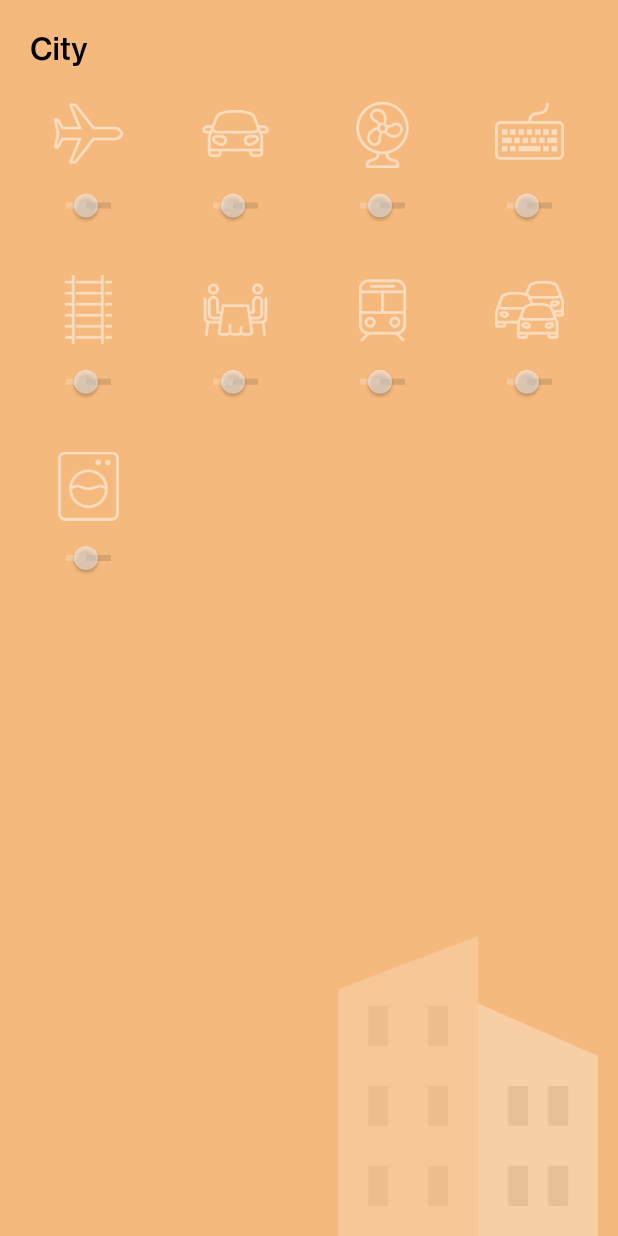
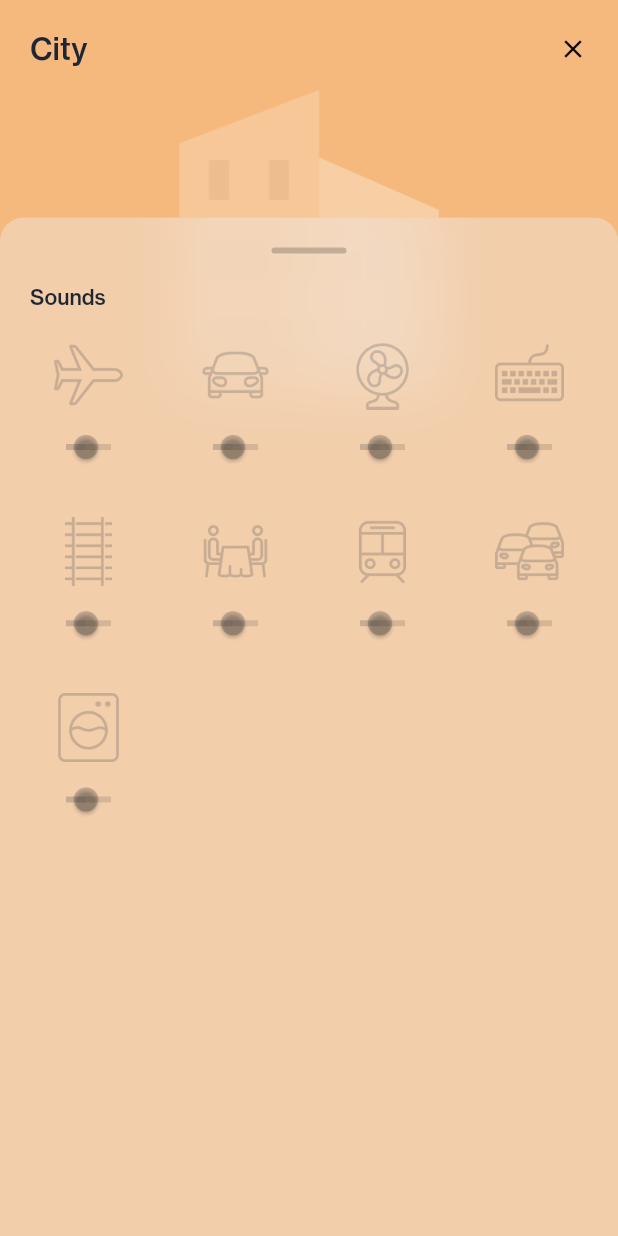
Before and after one commit to vipulasri/Serene, a Flutter app: the screen it shows after launch, after a tap on "City", on a phone screen of 412 x 824 dp. Run offline on Flutter 3.47's test engine with Material 2 defaults, Android fonts, the phone set to English and light mode, and no system bars; our stand-ins replace equatable, flutter_bloc.

Commit message:
update: category details

```diff
--- a/assets/sounds.json
+++ b/assets/sounds.json
@@ -51,7 +51,7 @@
         "id": "108",
         "title": "Traffic",
         "icon": "ic_traffic_normal.png",
-        "iconActive": "ic_car_active.png"
+        "iconActive": "ic_traffic_active.png"
       },
       {
         "id": "109",
--- a/lib/config/typography.dart
+++ b/lib/config/typography.dart
@@ -2,13 +2,14 @@ import 'package:flutter/material.dart';
 
 class AppTypography {
   static String fontFamily = "HaasGrotesk";
+  static Color textColor = Color(0xFF1D2632);
 
   static TextStyle appTitle() {
     return TextStyle(
         fontFamily: fontFamily,
         fontSize: 22,
         fontWeight: FontWeight.w700,
-        color: Colors.black);
+        color: textColor);
   }
 
   static TextStyle title() {
@@ -16,7 +17,7 @@ class AppTypography {
         fontFamily: fontFamily,
         fontSize: 20,
         fontWeight: FontWeight.w500,
-        color: Colors.black);
+        color: textColor);
   }
 
   static TextStyle body() {
@@ -24,7 +25,7 @@ class AppTypography {
         fontFamily: fontFamily,
         fontSize: 16,
         fontWeight: FontWeight.w400,
-        color: Colors.black);
+        color: textColor);
   }
 
   static TextStyle body2() {
@@ -32,6 +33,6 @@ class AppTypography {
         fontFamily: fontFamily,
         fontSize: 16,
         fontWeight: FontWeight.w500,
-        color: Colors.black);
+        color: textColor);
   }
 }
--- a/lib/screens/category_details.dart
+++ b/lib/screens/category_details.dart
@@ -1,3 +1,5 @@
+import 'dart:ui';
+
 import 'package:flutter/material.dart';
 import 'package:serene/config/dimen.dart';
 import 'package:serene/config/typography.dart';
@@ -21,32 +23,65 @@ class _CategoryDetailsState extends State<CategoryDetailsPage> {
           decoration: BoxDecoration(color: widget.category.color),
           child: Stack(
             children: <Widget>[
-          contentArea(),
               Positioned(
                 child: Align(
-              alignment: Alignment.bottomRight,
+                  alignment: Alignment.topCenter,
+                  child: Padding(
+                    padding: EdgeInsets.only(top: Dimen.padding*3),
                     child: Image.asset(widget.category.icon,
                         width: 200,
                         height: 200,
                         color: Color.fromRGBO(255, 255, 255, 0.5),
                         colorBlendMode: BlendMode.modulate),
                   ),
-          )
+                ),
+              ),
+              contentArea()
             ],
           ),
-    ));
+        )
+    );
   }
 
   Widget contentArea() {
     return SafeArea(
       child: Padding(
+        padding: EdgeInsets.symmetric(horizontal: 0),
+        child: Column(
+          children: [
+            appBar(),
+            SizedBox(height: Dimen.padding*4),
+            Expanded(
+              child: ClipRRect(
+                borderRadius: BorderRadius.only(topLeft: Radius.circular(Dimen.cornerRadius), topRight: Radius.circular(Dimen.cornerRadius)),
+                child: BackdropFilter(
+                  filter: ImageFilter.blur(sigmaX: 20.0, sigmaY: 20.0),
+                  child: Container(
+                    height: double.infinity,
+                    width: double.infinity,
+                      decoration: new BoxDecoration(
+                          color: Colors.grey.shade200.withOpacity(0.4)
+                      ),
+                    child: Padding(
                       padding: EdgeInsets.all(Dimen.padding),
                       child: Column(
                         crossAxisAlignment: CrossAxisAlignment.start,
-          children: <Widget>[
+                        children: [
+                          Align(
+                            alignment: Alignment.center,
+                            child: Container(
+                              decoration: BoxDecoration(
+                                color: Colors.black.withOpacity(0.2),
+                                borderRadius: BorderRadius.circular(100),
+                              ),
+                              width: 50,
+                              height: 4,
+                            ),
+                          ),
+                          SizedBox(height: Dimen.padding),
                           Text(
-              widget.category.title,
-              style: AppTypography.title(),
+                            "Sounds",
+                            style: AppTypography.body2().copyWith(fontSize: 14),
                           ),
                           SizedBox(height: Dimen.padding),
                           Expanded(
@@ -54,7 +89,42 @@ class _CategoryDetailsState extends State<CategoryDetailsPage> {
                           )
                         ],
                       ),
+                    )
                   ),
+                )
+              )
+            )
+          ],
+        ),
+      ),
+    );
+  }
+
+  Widget appBar() {
+    return Container(
+      child: Padding(
+        padding: EdgeInsets.symmetric(vertical: Dimen.padding, horizontal: Dimen.padding),
+        child: Row (
+          children: [
+            Text(
+              widget.category.title,
+              style: AppTypography.title(),
+            ),
+            Spacer(),
+            Material(
+              color: Colors.transparent,
+              child: InkWell(
+                customBorder: CircleBorder(),
+                child: Icon(
+                  Icons.close,
+                  color: Colors.black,
+                  size: 20,),
+                onTap: () => Navigator.of(context).pop(),
+              ),
+            ),
+          ],
+        ),
+      )
     );
   }
 
--- a/lib/screens/sound_button.dart
+++ b/lib/screens/sound_button.dart
@@ -15,8 +15,8 @@ class SoundButton extends StatefulWidget {
 }
 
 class SoundButtonState extends State<SoundButton> {
-  final Color activeColor = Colors.white;
-  final Color inactiveColor = Colors.white.withOpacity(0.5);
+  final Color activeColor = Color(0xFF1D2632).withOpacity(0.8);
+  final Color inactiveColor = Color(0xFF1D2632).withOpacity(0.2);
 
   String icon = '';
   bool active = false;
@@ -33,15 +33,12 @@ class SoundButtonState extends State<SoundButton> {
   @override
   Widget build(BuildContext context) {
     return Container(
+        child: InkWell(
+            splashColor: Colors.black,
             child: Column(
               children: [
                 MaterialButton(
-          onPressed: () {
-            setState(() {
-              active = !active;
-              icon = active ? widget.sound.iconActive : widget.sound.icon;
-            });
-          },
+                  onPressed: null,
                   child: icon != ''
                       ? Image.asset(
                     icon,
@@ -51,7 +48,16 @@ class SoundButtonState extends State<SoundButton> {
                 ),
                 volumeSlider()
               ],
-    ));
+            ),
+          onTap: () {
+            setState(() {
+              active = !active;
+              icon =
+              active ? widget.sound.iconActive : widget.sound.icon;
+            });
+          },
+        )
+    );
   }
 
   Widget volumeSlider() {
```
Lines whose indentation alone changed are shown as unchanged.
